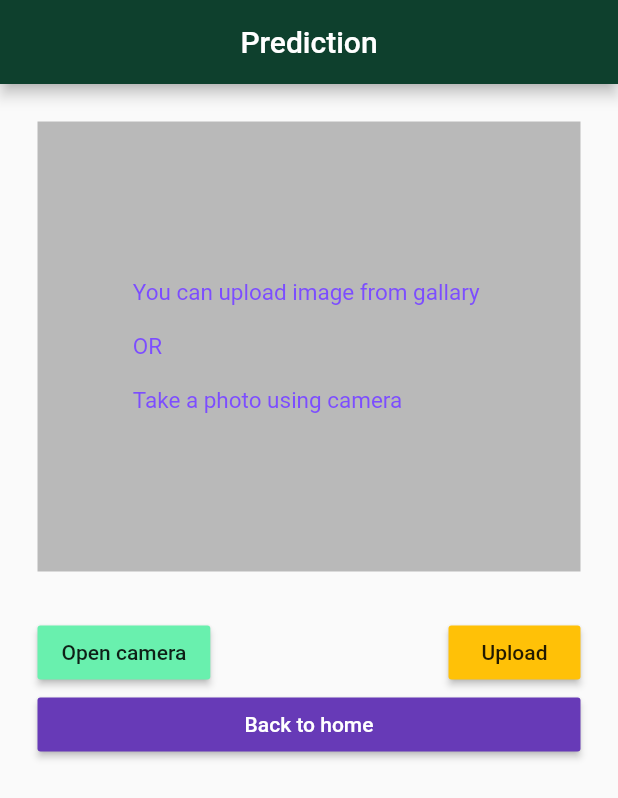
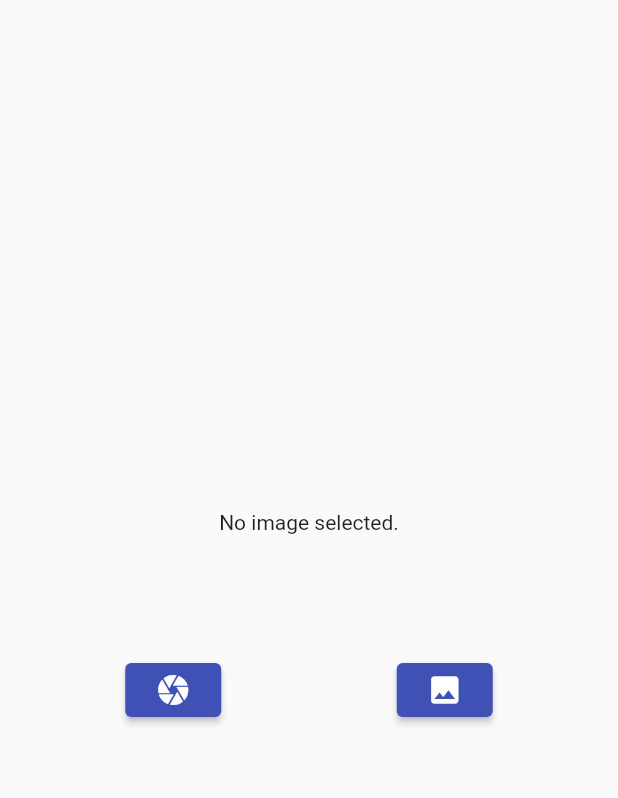
Before and after one commit to eyoba-bisru/pneumonia_prediction_app, a Flutter app: the Prediction screen opened directly, on a phone screen of 412 x 824 dp. Shown: the top 798 px of the screen. Run offline on Flutter 3.47's test engine with Material 2 defaults, Android fonts, the phone set to English and light mode, and no system bars; our stand-ins replace image_picker; missing offline and left inert: tflite.

Commit message:
our model added and prediction page edited

```diff
--- a/assets/labels.txt
+++ b/assets/labels.txt
@@ -1,2 +1,3 @@
-0 Pneumonia
-1 Normal
+neither
+normal
+pneumonia
--- a/lib/main.dart
+++ b/lib/main.dart
@@ -13,8 +13,8 @@ class MyApp extends StatelessWidget {
     return MaterialApp(
         title: 'Flutter Demo',
         theme: ThemeData(
-          primarySwatch: buildMaterialColor(const Color(0xff0E402D)),
-        ),
+            // primarySwatch: buildMaterialColor(const Color(0xff00407A)),
+            primarySwatch: buildMaterialColor(Colors.indigo)),
         home: const HomeScreen());
   }
 }
--- a/lib/prediction.dart
+++ b/lib/prediction.dart
@@ -1,8 +1,8 @@
 import 'dart:io';
 
 import 'package:flutter/material.dart';
+import 'package:image_picker/image_picker.dart';
 import 'package:tflite/tflite.dart';
-import 'package:image_picker/image_picker.dart';
 
 class Prediction extends StatefulWidget {
   const Prediction({super.key});
@@ -12,153 +12,128 @@ class Prediction extends StatefulWidget {
 }
 
 class _PredictionState extends State<Prediction> {
-  // ignore: prefer_typing_uninitialized_variables
-  var _output;
-  // ignore: prefer_typing_uninitialized_variables
-  var _image;
+  File? _image;
+  bool _loading = false;
+  List? _output;
 
   @override
   void initState() {
     super.initState();
+    _loading = true;
     loadModel().then((value) {
-      setState(() {});
+      setState(() {
+        _loading = false;
       });
-  }
-
-  void _getFromGallary() async {
-    XFile? picked = await ImagePicker()
-        .pickImage(source: ImageSource.gallery, maxHeight: 500, maxWidth: 500);
-
-    setState(() {
-      _image = File(picked!.path);
     });
-
-    classifyImage(_image);
-  }
-
-  void _getFromCamera() async {
-    XFile? picked = await ImagePicker()
-        .pickImage(source: ImageSource.camera, maxHeight: 500, maxWidth: 500);
-
-    setState(() {
-      _image = File(picked!.path);
-    });
-
-    classifyImage(_image);
-  }
-
-  classifyImage(File image) async {
-    var output = await Tflite.runModelOnImage(
-        path: _image.path,
-        numResults: 2,
-        threshold: 0.5,
-        imageMean: 127.5,
-        imageStd: 127.5);
-
-    setState(() {
-      _output = output;
-    });
-  }
-
-  loadModel() async {
-    await Tflite.loadModel(
-        model: 'assets/model_unquant.tflite', labels: 'assets/labels.txt');
   }
 
   @override
   void dispose() {
+    Tflite.close();
     super.dispose();
-    Tflite.close();
+  }
+
+  Future<void> loadModel() async {
+    await Tflite.loadModel(
+      model: 'assets/pnuemonia_lite.tflite',
+      labels: 'assets/labels.txt',
+    );
+  }
+
+  Future<void> pickImage() async {
+    final picker = ImagePicker();
+    final image = await picker.pickImage(source: ImageSource.gallery);
+    if (image == null) return;
+    setState(() {
+      _loading = true;
+      _image = File(image.path);
+    });
+    classifyImage(_image!);
+  }
+
+  Future<void> takeImage() async {
+    final picker = ImagePicker();
+    final image = await picker.pickImage(source: ImageSource.camera);
+    if (image == null) return;
+    setState(() {
+      _loading = true;
+      _image = File(image.path);
+    });
+    classifyImage(_image!);
+  }
+
+  Future<void> classifyImage(File image) async {
+    final output = await Tflite.runModelOnImage(
+      path: image.path,
+    );
+
+    setState(() {
+      _loading = false;
+      _output = output;
+    });
   }
 
   @override
   Widget build(BuildContext context) {
     return Scaffold(
-      appBar: AppBar(
-        automaticallyImplyLeading: false,
-        title: const Text("Prediction"),
-        centerTitle: true,
-      ),
       body: Center(
-        child: Container(
-          padding: const EdgeInsets.all(25),
-          child: ListView(children: [
-            if (_image != null)
-              Image.file(_image)
-            else
-              Container(
+        child: SingleChildScrollView(
+          child: SizedBox(
+            width: MediaQuery.of(context).size.width - 50,
+            child: Column(
+              mainAxisAlignment: MainAxisAlignment.center,
+              children: <Widget>[
+                _loading
+                    ? const LinearProgressIndicator(
+                        minHeight: 10,
+                      )
+                    : _image == null
+                        ? const Text('No image selected.')
+                        : Container(
+                            width: MediaQuery.of(context).size.width - 50,
                             height: 300,
-                color: Colors.black26,
-                child: const Center(
-                  child: Padding(
-                    padding: EdgeInsets.all(16.0),
-                    child: Text(
-                      "You can upload image from gallary \n\nOR \n\nTake a photo using camera",
-                      style: TextStyle(
-                        color: Colors.deepPurpleAccent,
-                        fontSize: 15,
-                        fontWeight: FontWeight.w400,
+                            decoration: BoxDecoration(
+                              borderRadius: BorderRadius.circular(5),
+                              image: DecorationImage(
+                                fit: BoxFit.cover,
+                                image: FileImage(
+                                  _image!,
                                 ),
                               ),
                             ),
                           ),
+                const SizedBox(height: 32),
+                _loading
+                    ? const CircularProgressIndicator()
+                    : _output != null
+                        ? Text(
+                            'Output: ${_output![0]['label']}',
+                            style: const TextStyle(
+                              fontSize: 18,
                             ),
-            const SizedBox(
-              height: 20,
+                          )
+                        : const Text(''),
+                const SizedBox(height: 32),
+                Row(mainAxisSize: MainAxisSize.min, children: [
+                  const Expanded(flex: 1, child: Text('')),
+                  ElevatedButton(
+                    onPressed: () {
+                      takeImage();
+                    },
+                    child: const Icon(Icons.camera),
                   ),
-            Center(
-              child: _output != null
-                  ? Text(
-                      "Prediction: ${_output[0]['label'].toString().substring(2)}",
-                      style: TextStyle(
-                        color: _output != null
-                            ? _output[0]['label'].toString().substring(2) ==
-                                    'Normal'
-                                ? Colors.green
-                                : Colors.red
-                            : Colors.black,
-                        fontSize: 24,
-                      ))
-                  : Container(),
+                  const Expanded(flex: 2, child: Text('')),
+                  ElevatedButton(
+                    onPressed: () {
+                      pickImage();
+                    },
+                    child: const Icon(Icons.image),
                   ),
-            const SizedBox(
-              height: 10,
-            ),
-            Row(
-              mainAxisSize: MainAxisSize.max,
-              children: [
-                MaterialButton(
-                  onPressed: () {
-                    _getFromCamera();
-                  },
-                  color: Colors.greenAccent,
-                  child: const Text("Open camera"),
-                ),
-                const Expanded(child: Text("")),
-                MaterialButton(
-                  onPressed: () {
-                    _getFromGallary();
-                  },
-                  color: Colors.amber,
-                  child: const Text("Upload"),
-                ),
+                  const Expanded(flex: 1, child: Text('')),
+                ]),
               ],
             ),
-            MaterialButton(
-              onPressed: () {
-                Navigator.of(context).pushNamedAndRemoveUntil(
-                    '/', (Route<dynamic> route) => false);
-              },
-              color: Colors.deepPurple,
-              child: const Text(
-                "Back to home",
-                style: TextStyle(color: Colors.white),
           ),
-            ),
-            const SizedBox(
-              height: 10,
-            )
-          ]),
         ),
       ),
     );
```
Also changed, not shown: lib/home_screen.dart (+32 -11 lines), 2 other files. Lines whose indentation alone changed are shown as unchanged.
